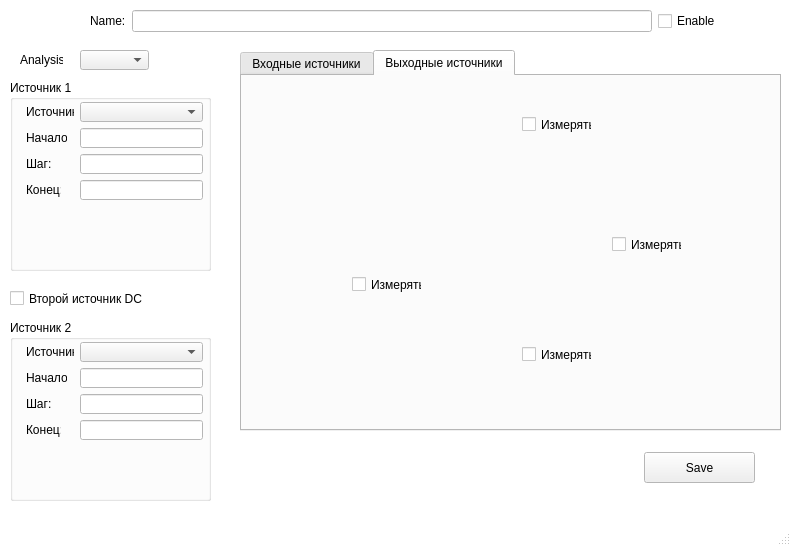
The window that src/Tsunami/AnalysisWindow.ui (maluginp/Tsunami) describes before a commit, drawn with Qt 5.
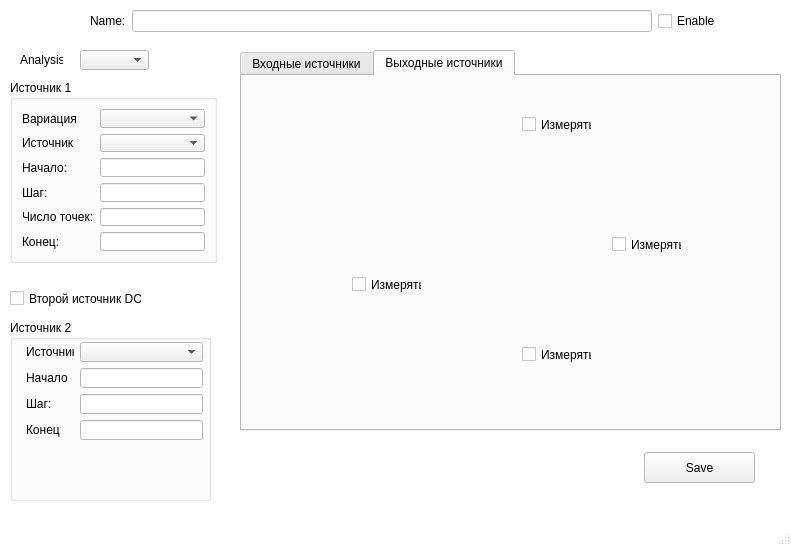
The same window after the commit. Icons and pictures are not drawn.

Patch:
```diff
--- a/src/Tsunami/AnalysisWindow.ui
+++ b/src/Tsunami/AnalysisWindow.ui
@@ -128,105 +128,75 @@
      <rect>
       <x>10</x>
       <y>80</y>
-      <width>201</width>
-      <height>191</height>
+      <width>207</width>
+      <height>183</height>
      </rect>
     </property>
     <property name="title">
      <string>Источник 1</string>
     </property>
-    <widget class="QLabel" name="label_3">
-     <property name="geometry">
-      <rect>
-       <x>16</x>
-       <y>48</y>
-       <width>41</width>
-       <height>20</height>
-      </rect>
-     </property>
-     <property name="text">
-      <string>Начало:</string>
-     </property>
-    </widget>
-    <widget class="QComboBox" name="sourceFirstNodeComboBox">
-     <property name="geometry">
-      <rect>
-       <x>70</x>
-       <y>22</y>
-       <width>123</width>
-       <height>20</height>
-      </rect>
-     </property>
-    </widget>
-    <widget class="QLabel" name="label_5">
-     <property name="geometry">
-      <rect>
-       <x>16</x>
-       <y>100</y>
-       <width>35</width>
-       <height>20</height>
-      </rect>
-     </property>
-     <property name="text">
-      <string>Конец:</string>
-     </property>
-    </widget>
-    <widget class="QLabel" name="label_7">
-     <property name="geometry">
-      <rect>
-       <x>16</x>
-       <y>22</y>
-       <width>48</width>
-       <height>20</height>
-      </rect>
-     </property>
-     <property name="text">
-      <string>Источник</string>
-     </property>
-    </widget>
-    <widget class="QLineEdit" name="sourceFirstStartLineEdit">
-     <property name="geometry">
-      <rect>
-       <x>70</x>
-       <y>48</y>
-       <width>123</width>
-       <height>20</height>
-      </rect>
-     </property>
-    </widget>
-    <widget class="QLineEdit" name="sourceFirstStopLineEdit">
-     <property name="geometry">
-      <rect>
-       <x>70</x>
-       <y>100</y>
-       <width>123</width>
-       <height>20</height>
-      </rect>
-     </property>
-    </widget>
-    <widget class="QLabel" name="label_4">
-     <property name="geometry">
-      <rect>
-       <x>16</x>
-       <y>74</y>
-       <width>25</width>
-       <height>20</height>
-      </rect>
-     </property>
-     <property name="text">
-      <string>Шаг:</string>
-     </property>
-    </widget>
-    <widget class="QLineEdit" name="sourceFirstStepLineEdit">
-     <property name="geometry">
-      <rect>
-       <x>70</x>
-       <y>74</y>
-       <width>123</width>
-       <height>20</height>
-      </rect>
-     </property>
-    </widget>
+    <layout class="QFormLayout" name="formLayout">
+     <item row="0" column="0">
+      <widget class="QLabel" name="sourceVariationLabel">
+       <property name="text">
+        <string>Вариация</string>
+       </property>
+      </widget>
+     </item>
+     <item row="0" column="1">
+      <widget class="QComboBox" name="sourceVariationComboBox"/>
+     </item>
+     <item row="1" column="0">
+      <widget class="QLabel" name="sourceNodeLabel">
+       <property name="text">
+        <string>Источник</string>
+       </property>
+      </widget>
+     </item>
+     <item row="1" column="1">
+      <widget class="QComboBox" name="sourceFirstNodeComboBox"/>
+     </item>
+     <item row="2" column="0">
+      <widget class="QLabel" name="sourceStartLabel">
+       <property name="text">
+        <string>Начало:</string>
+       </property>
+      </widget>
+     </item>
+     <item row="2" column="1">
+      <widget class="QLineEdit" name="sourceFirstStartLineEdit"/>
+     </item>
+     <item row="3" column="0">
+      <widget class="QLabel" name="sourceStepLabel">
+       <property name="text">
+        <string>Шаг:</string>
+       </property>
+      </widget>
+     </item>
+     <item row="3" column="1">
+      <widget class="QLineEdit" name="sourceFirstStepLineEdit"/>
+     </item>
+     <item row="4" column="0">
+      <widget class="QLabel" name="sourcePointsLabel">
+       <property name="text">
+        <string>Число точек:</string>
+       </property>
+      </widget>
+     </item>
+     <item row="4" column="1">
+      <widget class="QLineEdit" name="sourcePointsLineEdit"/>
+     </item>
+     <item row="5" column="0">
+      <widget class="QLabel" name="sourceStopLabel">
+       <property name="text">
+        <string>Конец:</string>
+       </property>
+      </widget>
+     </item>
+     <item row="5" column="1">
+      <widget class="QLineEdit" name="sourceFirstStopLineEdit"/>
+     </item>
+    </layout>
    </widget>
    <widget class="QGroupBox" name="sourceSecondGroup">
     <property name="geometry">
@@ -559,7 +529,7 @@
      <zorder>node4CheckBox</zorder>
     </widget>
    </widget>
-   <widget class="QWidget" name="">
+   <widget class="QWidget" name="layoutWidget">
     <property name="geometry">
      <rect>
       <x>90</x>
```
